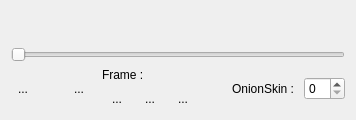
Old version of the form src/tweedy/gui/viewerImg/ViewerTweedy.ui in the repository stopmotionimac/tweedy.
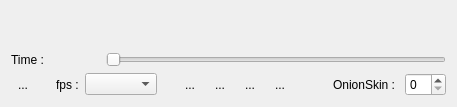
New version of the form.

Commit message: modifications viewer et connexions fps

```diff
--- a/src/tweedy/gui/viewerImg/ViewerTweedy.ui
+++ b/src/tweedy/gui/viewerImg/ViewerTweedy.ui
@@ -6,14 +6,14 @@
    <rect>
     <x>0</x>
     <y>0</y>
-    <width>356</width>
-    <height>120</height>
+    <width>457</width>
+    <height>107</height>
    </rect>
   </property>
   <property name="windowTitle">
    <string>Form</string>
   </property>
-  <layout class="QVBoxLayout" name="verticalLayout_2">
+  <layout class="QVBoxLayout" name="verticalLayout">
    <item>
     <widget class="QLabel" name="viewerLabel">
      <property name="enabled">
@@ -49,68 +49,11 @@
     </widget>
    </item>
    <item>
-    <widget class="QSlider" name="tempsSlider">
-     <property name="orientation">
-      <enum>Qt::Horizontal</enum>
-     </property>
-    </widget>
-   </item>
-   <item>
-    <layout class="QHBoxLayout" name="horizontalLayout_3">
-     <item>
-      <widget class="QToolButton" name="captureButton">
-       <property name="text">
-        <string>...</string>
-       </property>
-       <property name="autoRaise">
-        <bool>true</bool>
-       </property>
-      </widget>
-     </item>
-     <item>
-      <spacer name="horizontalSpacer">
-       <property name="orientation">
-        <enum>Qt::Horizontal</enum>
-       </property>
-       <property name="sizeHint" stdset="0">
-        <size>
-         <width>40</width>
-         <height>20</height>
-        </size>
-       </property>
-      </spacer>
-     </item>
-     <item>
-      <widget class="QToolButton" name="retour0Button">
-       <property name="text">
-        <string>...</string>
-       </property>
-       <property name="autoRaise">
-        <bool>true</bool>
-       </property>
-      </widget>
-     </item>
-     <item>
-      <spacer name="horizontalSpacer_3">
-       <property name="orientation">
-        <enum>Qt::Horizontal</enum>
-       </property>
-       <property name="sizeHint" stdset="0">
-        <size>
-         <width>20</width>
-         <height>20</height>
-        </size>
-       </property>
-      </spacer>
-     </item>
-     <item>
-      <layout class="QVBoxLayout" name="verticalLayout">
-       <item>
-        <layout class="QHBoxLayout" name="horizontalLayout">
+    <layout class="QHBoxLayout" name="horizontalLayout_2">
          <item>
           <widget class="QLabel" name="timeText">
            <property name="text">
-            <string>Frame :</string>
+        <string>Time :</string>
            </property>
           </widget>
          </item>
@@ -127,10 +70,80 @@
            </property>
           </widget>
          </item>
+     <item>
+      <widget class="QSlider" name="tempsSlider">
+       <property name="orientation">
+        <enum>Qt::Horizontal</enum>
+       </property>
+      </widget>
+     </item>
         </layout>
        </item>
        <item>
-        <layout class="QHBoxLayout" name="horizontalLayout_2">
+    <layout class="QHBoxLayout" name="horizontalLayout">
+     <item>
+      <widget class="QToolButton" name="captureButton">
+       <property name="text">
+        <string>...</string>
+       </property>
+       <property name="autoRaise">
+        <bool>true</bool>
+       </property>
+      </widget>
+     </item>
+     <item>
+      <spacer name="horizontalSpacer_3">
+       <property name="orientation">
+        <enum>Qt::Horizontal</enum>
+       </property>
+       <property name="sizeHint" stdset="0">
+        <size>
+         <width>20</width>
+         <height>20</height>
+        </size>
+       </property>
+      </spacer>
+     </item>
+     <item>
+      <widget class="QLabel" name="fpsText">
+       <property name="text">
+        <string>fps :</string>
+       </property>
+      </widget>
+     </item>
+     <item>
+      <widget class="QComboBox" name="comboFPS">
+       <property name="currentIndex">
+        <number>-1</number>
+       </property>
+       <property name="maxVisibleItems">
+        <number>3</number>
+       </property>
+      </widget>
+     </item>
+     <item>
+      <spacer name="horizontalSpacer_4">
+       <property name="orientation">
+        <enum>Qt::Horizontal</enum>
+       </property>
+       <property name="sizeHint" stdset="0">
+        <size>
+         <width>20</width>
+         <height>20</height>
+        </size>
+       </property>
+      </spacer>
+     </item>
+     <item>
+      <widget class="QToolButton" name="retour0Button">
+       <property name="text">
+        <string>...</string>
+       </property>
+       <property name="autoRaise">
+        <bool>true</bool>
+       </property>
+      </widget>
+     </item>
          <item>
           <widget class="QToolButton" name="previousButton">
            <property name="text">
@@ -160,10 +173,6 @@
             <bool>true</bool>
            </property>
           </widget>
-         </item>
-        </layout>
-       </item>
-      </layout>
      </item>
      <item>
       <spacer name="horizontalSpacer_2">
```
Lines whose indentation alone changed are shown as unchanged. The commit also changes 5 other files.
